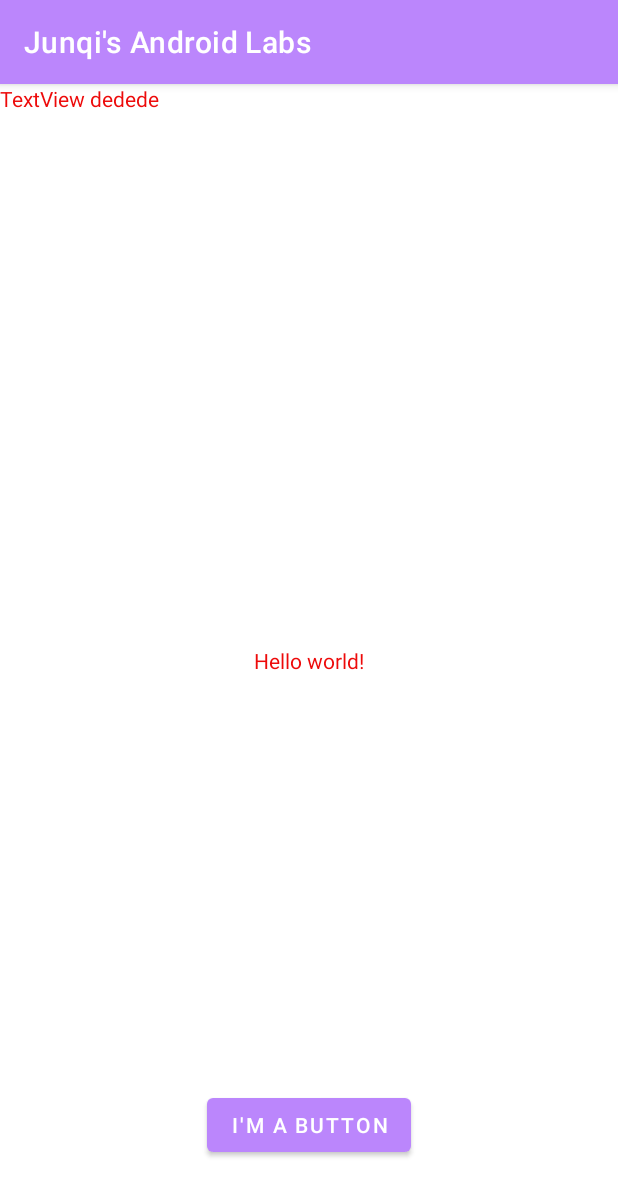
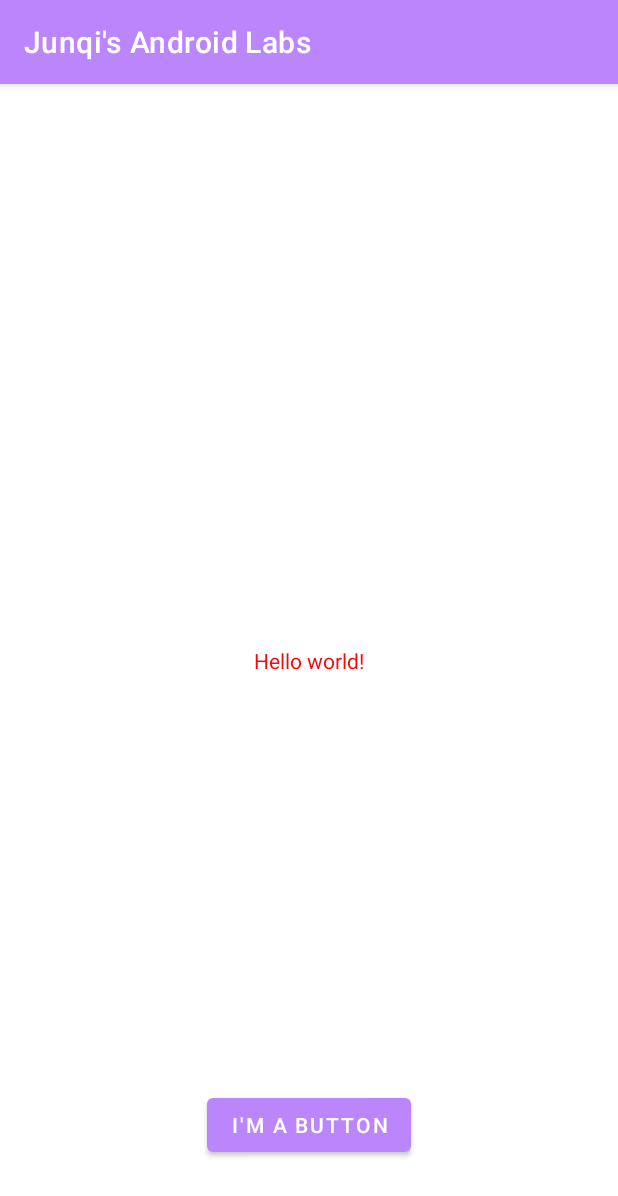
Before and after one commit to JunqiHong/JunqisAndroidLabs, an Android app: the screen it shows after launch (MainActivity), on a phone screen of 412 x 824 dp. Shown: the top 1196 px of the screen. Run offline under Robolectric (Android 15) with nearby library versions, the phone set to English and light mode, and no system bars.

Commit message:
Commit 5 Removed the extra lines

```diff
--- a/app/src/main/res/layout/activity_main.xml
+++ b/app/src/main/res/layout/activity_main.xml
@@ -27,12 +27,6 @@
         app:layout_constraintHorizontal_bias="0.5"
         app:layout_constraintStart_toStartOf="parent" />
 
-    <TextView
-        android:id="@+id/textView"
-        android:layout_width="wrap_content"
-        android:layout_height="wrap_content"
-        android:text="TextView dedede"
-        tools:layout_editor_absoluteX="174dp"
-        tools:layout_editor_absoluteY="406dp" />
+
 
 </androidx.constraintlayout.widget.ConstraintLayout>
```
